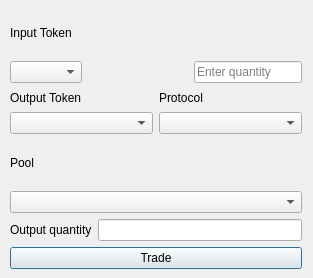
First picture: the form in TradeDialog.ui, repository LiquidityProtocol/AMM-Simulator, before the edit.
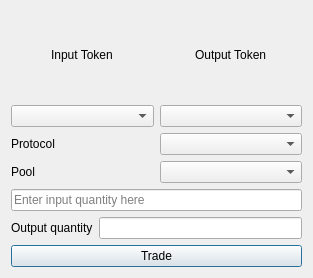
Second picture: the form after the edit.

```diff
--- a/TradeDialog.ui
+++ b/TradeDialog.ui
@@ -13,17 +13,12 @@
   <property name="windowTitle">
    <string>Dialog</string>
   </property>
-  <widget class="QWidget" name="verticalLayoutWidget">
-   <property name="geometry">
-    <rect>
-     <x>10</x>
-     <y>10</y>
-     <width>292</width>
-     <height>259</height>
-    </rect>
-   </property>
+  <layout class="QVBoxLayout" name="verticalLayout_3">
+   <item>
+    <layout class="QHBoxLayout" name="horizontalLayout">
+     <item>
    <layout class="QVBoxLayout" name="verticalLayout">
-    <item>
+       <item alignment="Qt::AlignHCenter">
      <widget class="QLabel" name="label">
       <property name="text">
        <string>Input Token</string>
@@ -31,37 +26,13 @@
      </widget>
     </item>
     <item>
-     <layout class="QHBoxLayout" name="horizontalLayout">
-      <item>
        <widget class="QComboBox" name="input_token_comboBox"/>
       </item>
-      <item>
-       <spacer name="horizontalSpacer">
-        <property name="orientation">
-         <enum>Qt::Horizontal</enum>
-        </property>
-        <property name="sizeHint" stdset="0">
-         <size>
-          <width>40</width>
-          <height>20</height>
-         </size>
-        </property>
-       </spacer>
-      </item>
-      <item>
-       <widget class="QLineEdit" name="input_quantity_lineEdit">
-        <property name="placeholderText">
-         <string>Enter quantity</string>
-        </property>
-       </widget>
-      </item>
-     </layout>
-    </item>
-    <item>
-     <layout class="QHBoxLayout" name="horizontalLayout_2">
+      </layout>
+     </item>
       <item>
        <layout class="QVBoxLayout" name="verticalLayout_2">
-        <item>
+       <item alignment="Qt::AlignHCenter">
          <widget class="QLabel" name="label_2">
           <property name="text">
            <string>Output Token</string>
@@ -73,8 +44,10 @@
         </item>
        </layout>
       </item>
+    </layout>
+   </item>
       <item>
-       <layout class="QVBoxLayout" name="verticalLayout_4">
+    <layout class="QHBoxLayout" name="horizontalLayout_2">
         <item>
          <widget class="QLabel" name="label_3">
           <property name="text">
@@ -87,8 +60,8 @@
         </item>
        </layout>
       </item>
-     </layout>
-    </item>
+   <item>
+    <layout class="QHBoxLayout" name="horizontalLayout_4">
     <item>
      <widget class="QLabel" name="label_5">
       <property name="text">
@@ -99,6 +72,15 @@
     <item>
      <widget class="QComboBox" name="pool_comboBox"/>
     </item>
+    </layout>
+   </item>
+   <item>
+    <widget class="QLineEdit" name="input_quantity_lineEdit">
+     <property name="placeholderText">
+      <string>Enter input quantity here</string>
+     </property>
+    </widget>
+   </item>
     <item>
      <layout class="QHBoxLayout" name="horizontalLayout_3">
       <item>
@@ -125,7 +107,6 @@
      </widget>
     </item>
    </layout>
-  </widget>
  </widget>
  <resources/>
  <connections/>
```
Lines whose indentation alone changed are shown as unchanged.
